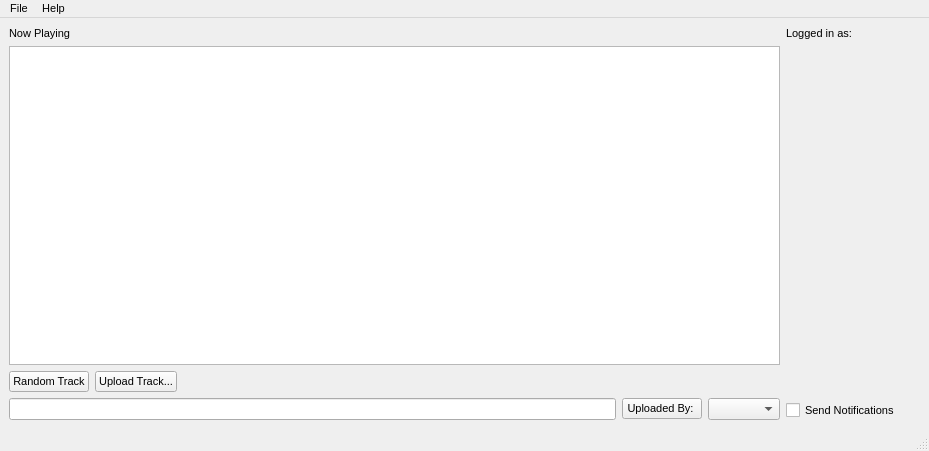
Above: ui.ui from griendt/qtmarietje before the change. Below: the same form after it.
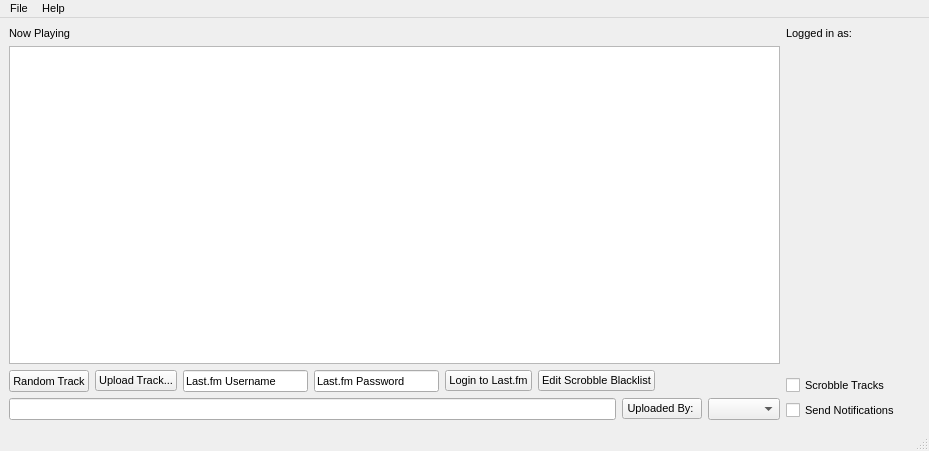
That is the form after the change.

Commit message: Last.fm scrobbling support

The edit to the form file:
```diff
--- a/ui.ui
+++ b/ui.ui
@@ -211,6 +211,34 @@
             </property>
            </widget>
           </item>
+          <item>
+           <widget class="QLineEdit" name="lastfm_username">
+            <property name="text">
+             <string>Last.fm Username</string>
+            </property>
+           </widget>
+          </item>
+          <item>
+           <widget class="QLineEdit" name="lastfm_password">
+            <property name="text">
+             <string>Last.fm Password</string>
+            </property>
+           </widget>
+          </item>
+          <item>
+           <widget class="QPushButton" name="lastfm_loginbutton">
+            <property name="text">
+             <string>Login to Last.fm</string>
+            </property>
+           </widget>
+          </item>
+          <item>
+           <widget class="QPushButton" name="lastfm_blacklistbutton">
+            <property name="text">
+             <string>Edit Scrobble Blacklist</string>
+            </property>
+           </widget>
+          </item>
           <item>
            <spacer name="horizontalSpacer">
             <property name="orientation">
@@ -298,6 +326,13 @@
           </property>
          </spacer>
         </item>
+        <item>
+         <widget class="QCheckBox" name="lastfm_scrobblecheck">
+          <property name="text">
+           <string>Scrobble Tracks</string>
+          </property>
+         </widget>
+        </item>
         <item>
          <widget class="QCheckBox" name="notification_checkbox">
           <property name="text">
```
The commit also changes 3 other files.
